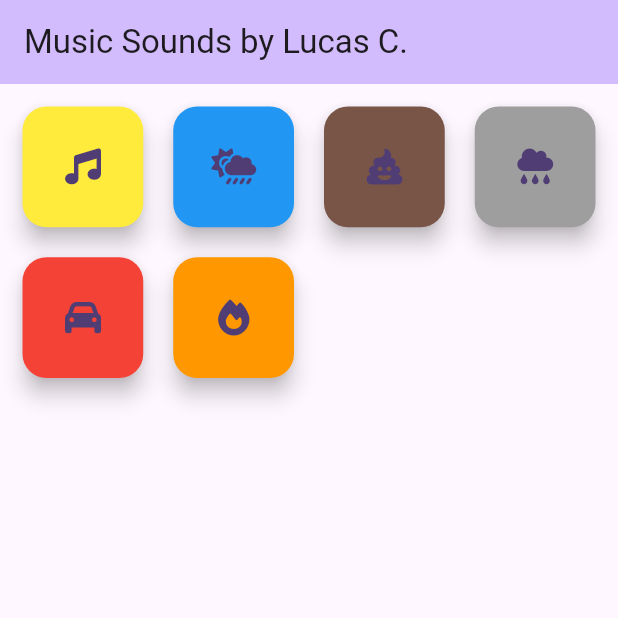
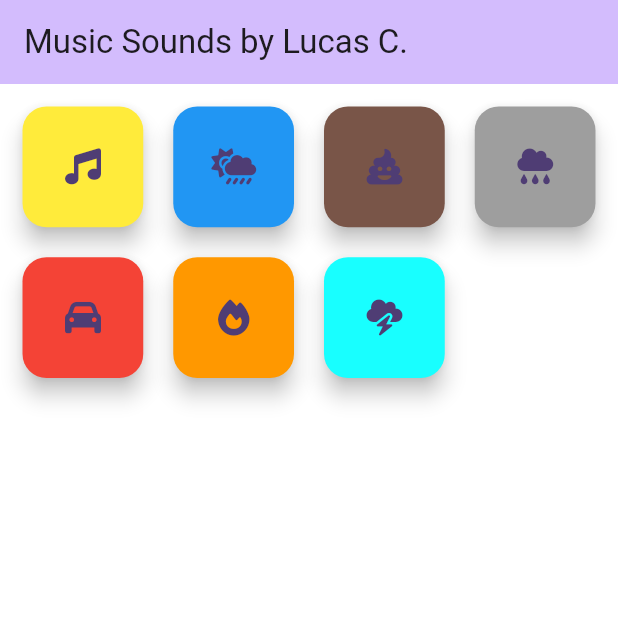
Before and after one commit to lucascarcal/sound_buttons, a Flutter app: the screen it shows after launch, on a phone screen of 412 x 824 dp, the top half of it. Run offline on Flutter 3.47's test engine with Material 3 defaults, Android fonts, the phone set to English and light mode, and no system bars; our stand-ins replace audioplayers, font_awesome_flutter.

Commit message:
new icon added

```diff
--- /dev/null
+++ b/lib/app_theme.dart
@@ -0,0 +1,28 @@
+import 'package:flutter/material.dart';
+
+class AppTheme {
+  static ThemeData get lightTheme {
+    return ThemeData(
+      colorScheme: ColorScheme.fromSeed(
+        seedColor: Colors.deepPurple,
+        brightness: Brightness.light,
+      ),
+      useMaterial3: true,
+      scaffoldBackgroundColor: Colors.white,
+      textTheme: const TextTheme(
+        bodyMedium: TextStyle(color: Colors.black),
+      ),
+    );
+  }
+
+  static ThemeData get darkTheme {
+    return ThemeData(
+      colorScheme: ColorScheme.fromSeed(
+        seedColor: Colors.deepPurple,
+        brightness: Brightness.dark,
+      ),
+      useMaterial3: true,
+      scaffoldBackgroundColor: Colors.black,
+    );
+  }
+}
--- a/lib/home_page.dart
+++ b/lib/home_page.dart
@@ -55,6 +55,11 @@ class _MyHomePageState extends State<MyHomePage> {
               backgroundColor: Colors.orange,
               icon: FontAwesomeIcons.fire,
             ),
+            SoundButton(
+              song: 'storm.mp3',
+              backgroundColor: Colors.cyanAccent,
+              icon: FontAwesomeIcons.cloudBolt,
+            ),
           ],
         ),
       ),
--- a/lib/main.dart
+++ b/lib/main.dart
@@ -1,5 +1,6 @@
 import 'package:flutter/material.dart';
 
+import 'app_theme.dart';
 import 'home_page.dart';
 
 void main() {
@@ -13,10 +14,9 @@ class MyApp extends StatelessWidget {
   Widget build(BuildContext context) {
     return MaterialApp(
       title: 'Music Sounds',
-      theme: ThemeData(
-        colorScheme: ColorScheme.fromSeed(seedColor: Colors.deepPurple),
-        useMaterial3: true,
-      ),
+      theme: AppTheme.lightTheme,
+      darkTheme: AppTheme.darkTheme,
+      themeMode: ThemeMode.system,
       home: const MyHomePage(title: 'Music Sounds by Lucas C.'),
     );
   }
```
